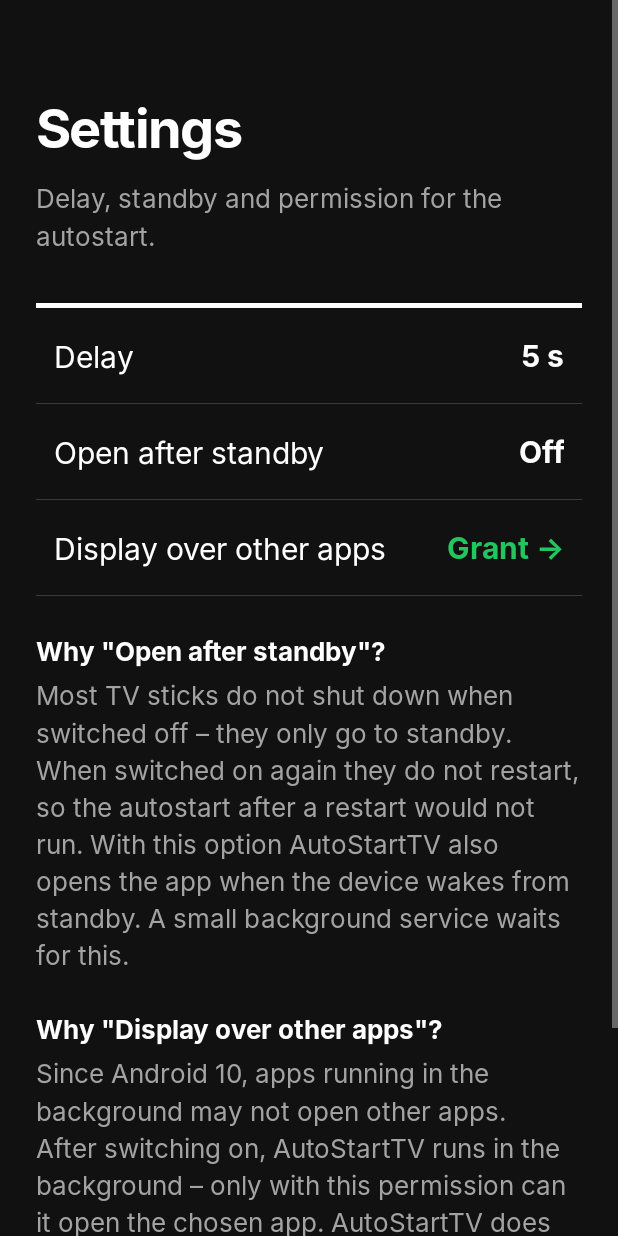
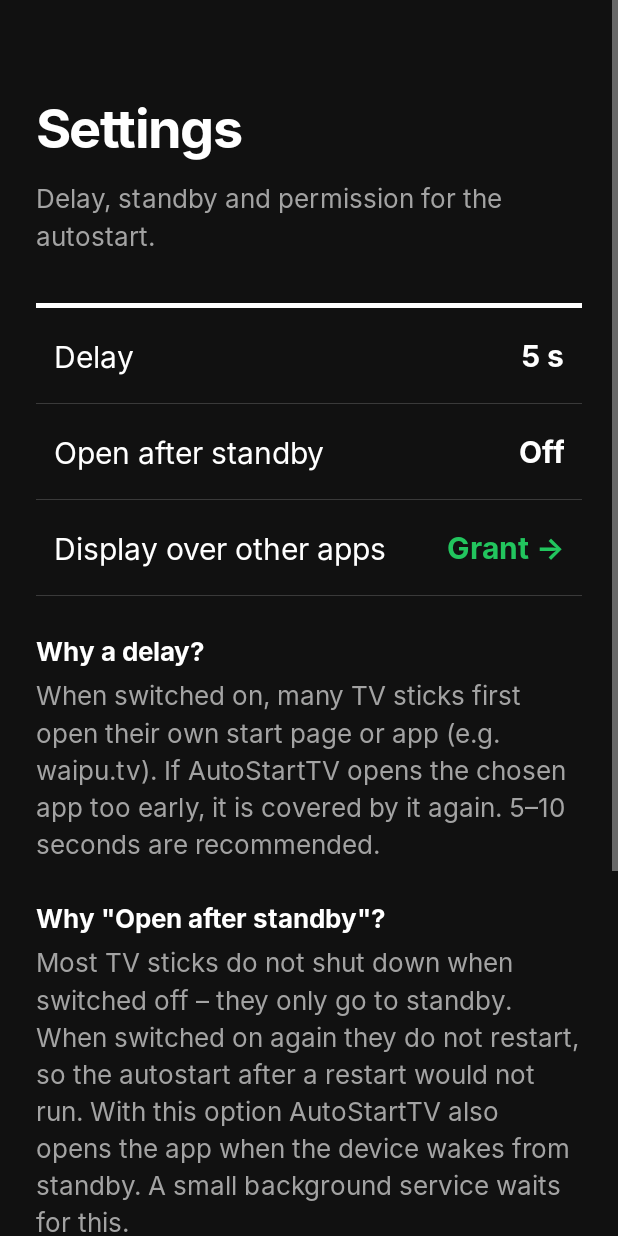
Before and after one commit to malte0tr/AutoStartTV, an Android app: the screen it shows after launch (SettingsActivity), after a tap on "Settings →", on a phone screen of 412 x 824 dp. Run offline under Robolectric (Android 15) with nearby library versions, the phone set to English and light mode, and no system bars; 3 other taps on this screen came first.

Commit message:
Add help link and an explanation for the start delay
- Help link (maltethier.de/autostarttv/Help.html) between settings and feedback
- Settings explain why a 5-10 second delay is recommended
- Version moved to the bottom of the left column in landscape
- Version 1.6

Co-Authored-By: Claude Opus 5.5 <noreply@anthropic.com>
Claude-Session: https://claude.ai/code/session_01Mzgtb4TiVnagej2P19AmY4

```diff
--- a/app/build.gradle.kts
+++ b/app/build.gradle.kts
@@ -7,7 +7,7 @@ plugins {
 
 // Version = versionMajor.versionMinor (Versionsnummer.Zwischennummer).
 val versionMajor = 1
-val versionMinor = 5
+val versionMinor = 6
 
 android {
     namespace = "de.autostarttv"
@@ -17,7 +17,7 @@ android {
         applicationId = "de.autostarttv"
         minSdk = 21
         targetSdk = 35
-        versionCode = 6
+        versionCode = 7
         versionName = "$versionMajor.$versionMinor"
     }
 
--- a/app/src/main/res/layout/part_settings_rows.xml
+++ b/app/src/main/res/layout/part_settings_rows.xml
@@ -13,6 +13,27 @@
     <LinearLayout
         style="@style/Note"
         android:layout_marginTop="16dp">
+
+        <TextView
+            style="@style/Text.Bold"
+            android:layout_width="wrap_content"
+            android:layout_height="wrap_content"
+            android:text="@string/delay_explanation_title"
+            android:textColor="@color/text"
+            android:textSize="@dimen/text_body" />
+
+        <TextView
+            style="@style/Text.Body"
+            android:layout_width="wrap_content"
+            android:layout_height="wrap_content"
+            android:layout_marginTop="4dp"
+            android:maxWidth="560dp"
+            android:text="@string/delay_explanation" />
+    </LinearLayout>
+
+    <LinearLayout
+        style="@style/Note"
+        android:layout_marginTop="8dp">
 
         <TextView
             style="@style/Text.Bold"
--- a/app/src/main/res/values/strings.xml
+++ b/app/src/main/res/values/strings.xml
@@ -2,6 +2,7 @@
 <resources>
     <string name="app_name" translatable="false">AutoStartTV</string>
     <string name="imprint_url" translatable="false">https://maltethier.de/impressum.html</string>
+    <string name="help_url" translatable="false">https://maltethier.de/autostarttv/Help.html</string>
     <string name="description">Opens an app of your choice automatically after the device has started.</string>
 
     <string name="autostart">Autostart</string>
@@ -44,12 +45,16 @@
 
     <string name="feedback_email" translatable="false">feedback@maltethier.de</string>
     <string name="feedback_subject" translatable="false">Feedback AutoStartTV</string>
+    <string name="help">Help ↗</string>
+    <string name="delay_explanation_title">Why a delay?</string>
+    <string name="delay_explanation">When switched on, many TV sticks first open their own start page or app (e.g. waipu.tv). If AutoStartTV opens the chosen app too early, it is covered by it again. 5–10 seconds are recommended.</string>
     <string name="feedback">Feedback ↗</string>
     <string name="feedback_title" translatable="false">Feedback</string>
     <string name="feedback_no_mail_app">No e-mail app is installed. Please send your feedback from another device to:\n\nfeedback@maltethier.de\nSubject: Feedback AutoStartTV</string>
     <string name="imprint">Imprint ↗</string>
     <string name="imprint_title">Imprint</string>
-    <string name="imprint_no_browser">No web browser is installed. Open this address on another device:\n\nmaltethier.de/impressum.html</string>
+    <string name="help_title">Help</string>
+    <string name="no_browser">No web browser is installed. Open this address on another device:\n\n%1$s</string>
     <string name="version">Version %1$s</string>
     <string name="ok">OK</string>
 </resources>
```
Also changed, not shown: app/src/main/java/de/autostarttv/MainActivity.java (+10 -6 lines), app/src/main/res/layout-land/activity_main.xml (+20 -6 lines), app/src/main/res/layout/activity_main.xml (+7 -0 lines), app/src/main/res/layout/part_footer.xml (+5 -7 lines), 6 other files.
